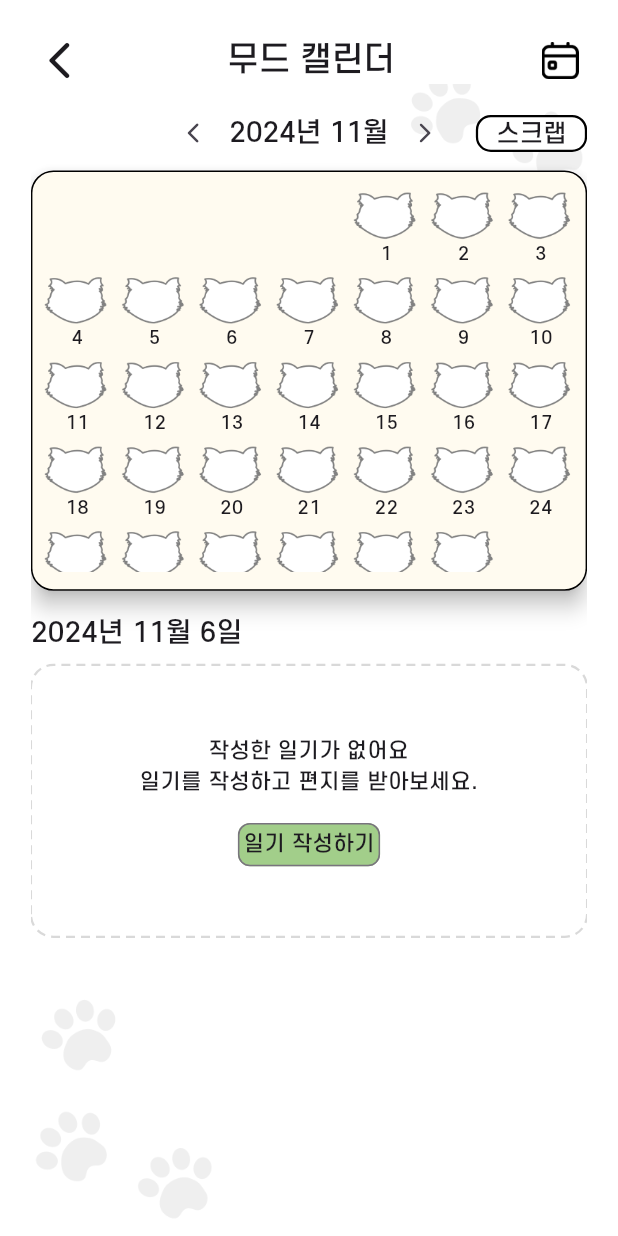
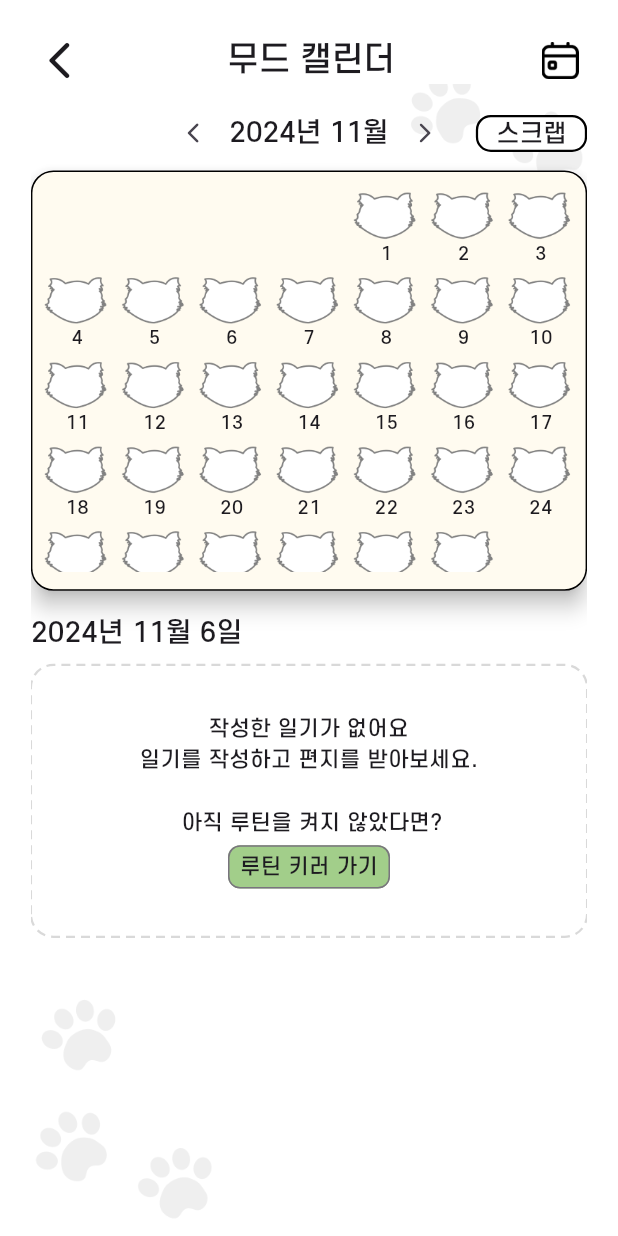
Before and after one commit to Free-ing/Front, a Flutter app: the MoodCalendar widget shown alone on an empty page, opened directly, on a phone screen of 412 x 824 dp. Run offline on Flutter 3.47's test engine with Material 3 defaults, Android fonts, the phone set to English and light mode, and no system bars; drawn by our look-alikes of dotted_border; our stand-ins replace audioplayers, buttons_tabbar, delightful_toast, dio, dropdown_button2, fl_chart and 7 more; missing offline and left inert: icon_decoration; accounts and stored records are empty; network calls fail.

Commit message:
무드 캘린더 페이지 조금 수정 & 취미 기록 바텀 시트 선택 날짜 들어가도록 수정

```diff
--- a/lib/common/service/spirit_api_service.dart
+++ b/lib/common/service/spirit_api_service.dart
@@ -198,11 +198,12 @@ class SpiritAPIService {
   //Todo: 감정 일기 작성 하기
   Future<http.Response> postEmotionalDiary(String wellDone, String hardWork,
       bool getAiLetter, String emotion) async {
-    final int recordId= 7;
+    final int recordId= 74;
     final tokenStorage = TokenManager();
     final accessToken = await tokenStorage.getAccessToken();
     final url = Uri.parse('$_baseUrl/spirit-service/emotional-diary/$recordId');
 
+    print(recordId);
     final response = await http.post(
       url,
       headers: {
--- a/lib/main.dart
+++ b/lib/main.dart
@@ -157,7 +157,7 @@ class MyApp extends StatelessWidget {
           } else if (snapshot.hasError) {
             return Center(child: Text('오류가 발생했습니다.')); // 오류 메시지
           } else {
-            return ExerciseReportScreen(); // 초기화 후 로그인 화면으로 이동
+            return Login(); // 초기화 후 로그인 화면으로 이동
           }
         },
       ),
--- a/lib/screen/chart/mood_calendar_screen.dart
+++ b/lib/screen/chart/mood_calendar_screen.dart
@@ -5,6 +5,7 @@ import 'package:flutter/material.dart';
 import 'package:freeing/common/component/dialog_manager.dart';
 import 'package:freeing/common/component/emotion_diary_card.dart';
 import 'package:freeing/common/component/show_chart_date.dart';
+import 'package:freeing/common/component/toast_bar.dart';
 import 'package:freeing/common/const/colors.dart';
 import 'package:freeing/common/service/spirit_api_service.dart';
 import 'package:freeing/common/service/token_storage.dart';
@@ -15,9 +16,11 @@ import 'package:freeing/screen/chart/chart_page.dart';
 import 'package:freeing/screen/chart/mood_scrap_screen.dart';
 import 'package:freeing/screen/home/diary_bottom_sheet.dart';
 import 'package:freeing/screen/member/login.dart';
+import 'package:freeing/screen/routine/routine_page.dart';
 
 class MoodCalendar extends StatefulWidget {
-  const MoodCalendar({super.key});
+  final DateTime? selectTime;
+  const MoodCalendar({super.key, this.selectTime});
 
   @override
   State<MoodCalendar> createState() => _MoodCalendarState();
@@ -142,17 +145,19 @@ class _MoodCalendarState extends State<MoodCalendar> {
     print(diaryId);
     print(responseCode);
     if (responseCode == 200) {
-      ScaffoldMessenger.of(context).showSnackBar(
-        const SnackBar(content: Text('감정일기가 삭제되었습니다.')),
+      Navigator.of(context).pushReplacement(
+        MaterialPageRoute(
+            builder: (context) => MoodCalendar(
+                  selectTime: DateTime(selectYear, selectMonth, selectedDate),
+                )),
       );
-      setState(() {
-        getEmotionDataByDay(selectYear, selectMonth);
-      });
-      Navigator.pop(context);
+      ToastBarWidget(
+        title: '감정일기가 삭제되었습니다.',
+      ).showToast(context);
     } else {
-      ScaffoldMessenger.of(context).showSnackBar(
-        SnackBar(content: Text('감정 일기가 삭제되지 않았습니다 ${responseCode}')),
-      );
+      ToastBarWidget(
+        title: '감정일기가 삭제되지 않았습니다. ${responseCode}',
+      ).showToast(context);
     }
   }
 
@@ -189,6 +194,10 @@ class _MoodCalendarState extends State<MoodCalendar> {
   @override
   void initState() {
     super.initState();
+    selectYear = widget.selectTime?.year ?? DateTime.now().year;
+    selectMonth = widget.selectTime?.month ?? DateTime.now().month;
+    selectedDate = widget.selectTime?.day ?? DateTime.now().day;
+
     getEmotionDataByDay(selectYear, selectMonth).then((data) {
       setState(() {
         emotionDataByDay = Map<int, String>.from(data['emotions']!);
@@ -433,8 +442,8 @@ class _MoodCalendarState extends State<MoodCalendar> {
       from: 'calendar',
       onScrapToggle: () async {
         !_isScrap
-        ? await _scrapEmotionDiary(diaryId)
-        : await _scrapCancelEmotionDiary(diaryId);
+            ? await _scrapEmotionDiary(diaryId)
+            : await _scrapCancelEmotionDiary(diaryId);
       },
     );
   }
@@ -473,25 +482,31 @@ class _MoodCalendarState extends State<MoodCalendar> {
                 children: [
                   Text(
                     '작성한 일기가 없어요\n'
-                    '일기를 작성하고 편지를 받아보세요.',
+                    '일기를 작성하고 편지를 받아보세요.'
+                    '\n\n 아직 루틴을 켜지 않았다면?',
                     style: textTheme.bodySmall,
                     textAlign: TextAlign.center,
                   ),
-                  SizedBox(height: screenHeight * 0.02),
+                  SizedBox(height: screenHeight * 0.005),
                   SizedBox(
-                    width: screenWidth * 0.23,
+                    //width: screenWidth * 0.33,
                     height: screenHeight * 0.035,
                     child: OutlinedButton(
                       onPressed: () {
-                        showDiaryBottomSheet(context, '오늘 하루 어땠나요?',
-                            DateTime(selectYear, selectMonth, selectedDate));
+                        // showDiaryBottomSheet(context, '오늘 하루 어땠나요?',
+                        //     DateTime(selectYear, selectMonth, selectedDate));
+                        Navigator.of(context).pushReplacement(
+                          MaterialPageRoute(
+                              builder: (context) =>
+                                  const RoutinePage(index: 3)),
+                        );
                       },
-                      child: Text('일기 작성하기', style: textTheme.bodySmall),
+                      child: Text('루틴 키러 가기', style: textTheme.bodySmall),
                       style: OutlinedButton.styleFrom(
                         backgroundColor: PRIMARY_COLOR,
                         foregroundColor: LIGHT_GREY,
                         padding: const EdgeInsets.symmetric(
-                            horizontal: 0, vertical: 0),
+                            horizontal: 8, vertical: 0),
                         shape: RoundedRectangleBorder(
                           borderRadius: BorderRadius.circular(8),
                         ),
--- a/lib/screen/home/diary_bottom_sheet.dart
+++ b/lib/screen/home/diary_bottom_sheet.dart
@@ -126,7 +126,7 @@ class _DiaryBottomSheetContentState extends State<_DiaryBottomSheetContent> {
         DialogManager.showAlertDialog(
           context: context,
           title: '알림',
-          content: '서버에서 오류가 발생하였습니다.\n다시 시도해주세요. ${response.statusCode}',
+          content: '서버에서 오류가 발생하였습니다.\n다시 시도해주세요. ${response.statusCode}\n${ utf8.decode(response.bodyBytes)}',
         );
         return false;
       }
--- a/lib/screen/home/hobby_record_bottom_sheet.dart
+++ b/lib/screen/home/hobby_record_bottom_sheet.dart
@@ -11,11 +11,10 @@ import 'package:freeing/screen/home/select_hobby_name.dart';
 import 'package:image_picker/image_picker.dart';
 
 //Todo: 취미 기록 --- 아직 홈화면 구현 전 이어서 selectedDate==오늘 날짜
-void showHobbyBottomSheet(BuildContext context, String title) {
+void showHobbyBottomSheet(BuildContext context, String title, DateTime selectedDate) {
   final TextEditingController hobbyMemoController = TextEditingController();
   final screenWidth = MediaQuery.of(context).size.width;
   final screenHeight = MediaQuery.of(context).size.height;
-  DateTime selectedDate = DateTime(2024, 10, 29);
 
   final ValueNotifier<String> selectedHobbyNotifier = ValueNotifier('취미 선택');
   final ValueNotifier<File?> imageNotifier = ValueNotifier<File?>(null);
--- a/lib/screen/home/home_page.dart
+++ b/lib/screen/home/home_page.dart
@@ -585,7 +585,7 @@ class _HomePageState extends State<HomePage> {
                                 LogButton(
                                   onPressed: () {
                                     showHobbyBottomSheet(
-                                        context, '오늘 했던 취미는 어땠나요? ');
+                                        context, '오늘 했던 취미는 어땠나요?', selectedDate);
                                   },
                                 )
                               ],
```
Also changed, not shown: lib/screen/chart/exercise_report_screen.dart (+3 -5 lines), lib/screen/chart/sleep_report_screen.dart (+6 -8 lines).
